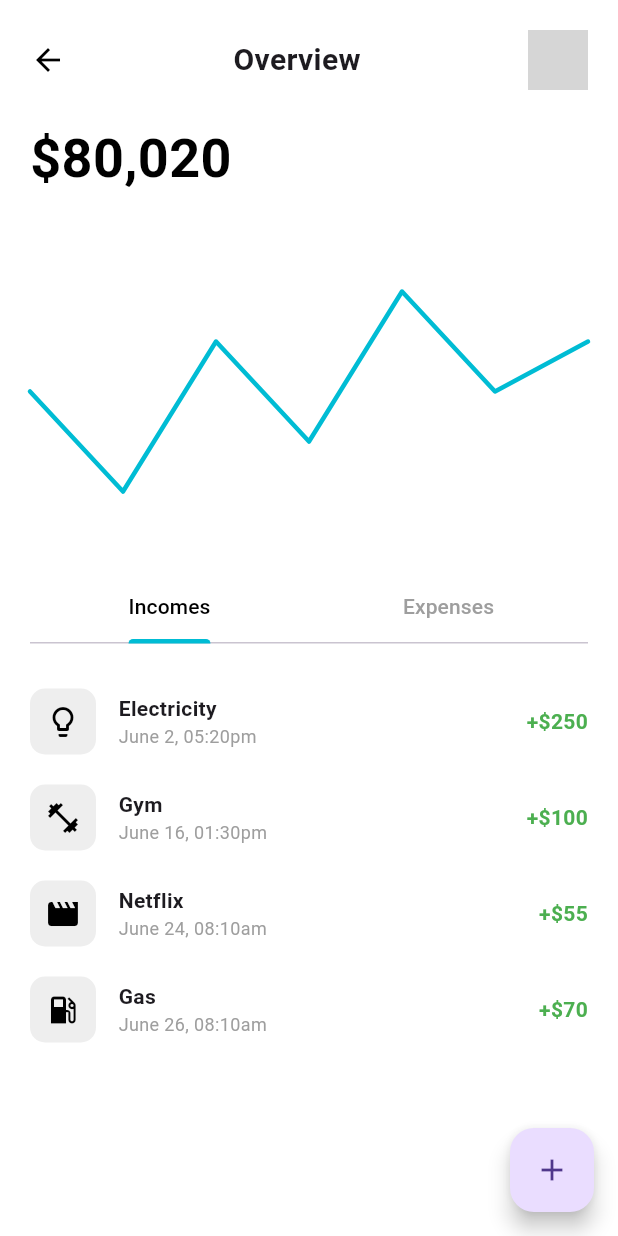
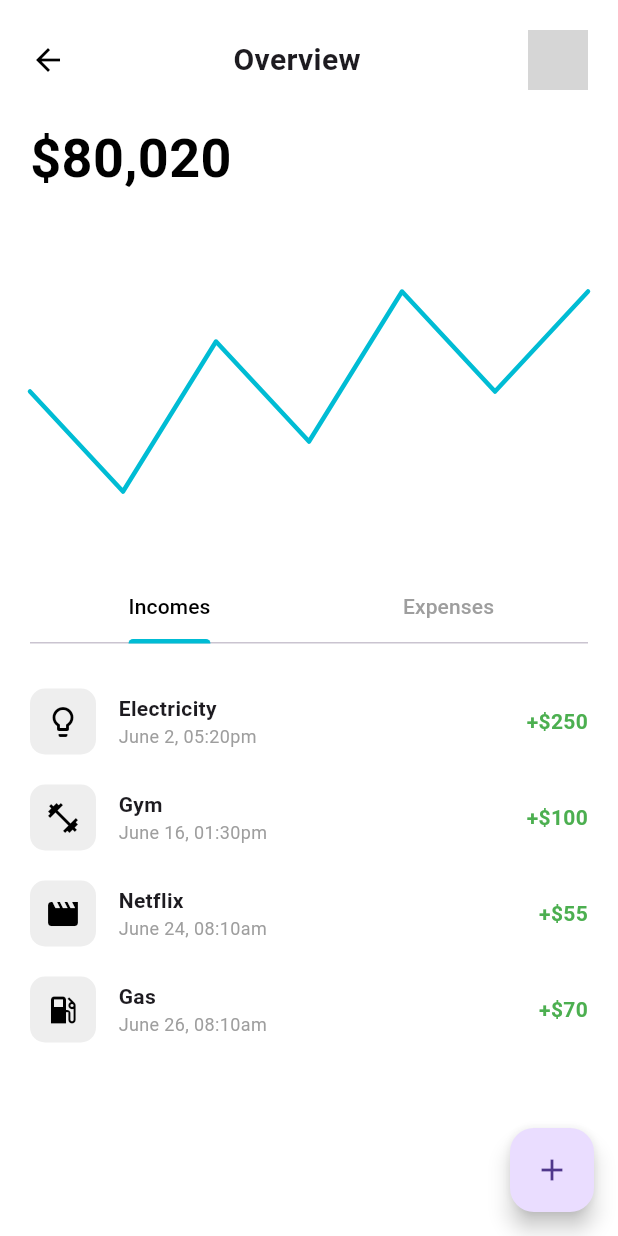
Before and after one commit to Nived-Manoj/Money_Management_App, a Flutter app: the screen it shows after launch, item 2 of the bottom bar chosen, on a phone screen of 412 x 824 dp. Run offline on Flutter 3.47's test engine with Material 3 defaults, Android fonts, the phone set to English and light mode, and no system bars; drawn by our look-alikes of fl_chart; network calls fail; grey boxes are pictures that could not be loaded.

Commit message:
initial committ

```diff
--- a/lib/spends.dart
+++ b/lib/spends.dart
@@ -107,7 +107,7 @@ class OverviewScreen extends StatelessWidget {
                 FlSpot(3, 2),
                 FlSpot(4, 5),
                 FlSpot(5, 3),
-                FlSpot(6, 4),
+                FlSpot(6, 5),
               ],
               color: Colors.cyan,
               barWidth: 3,
```
